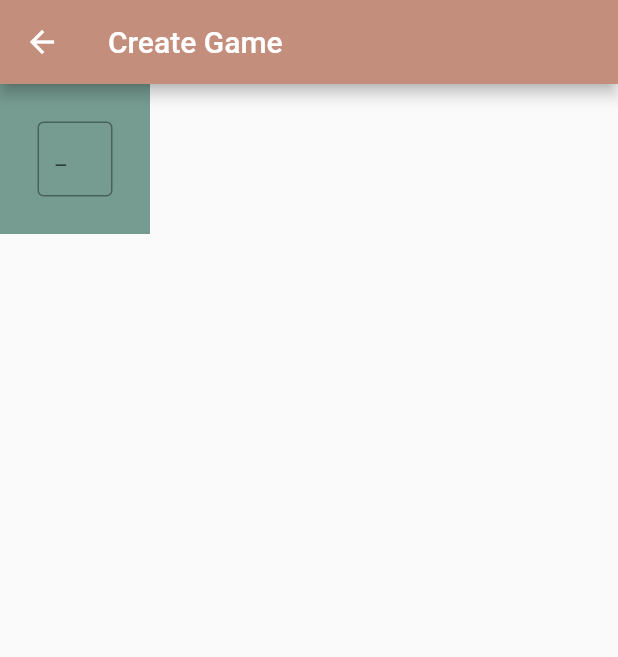
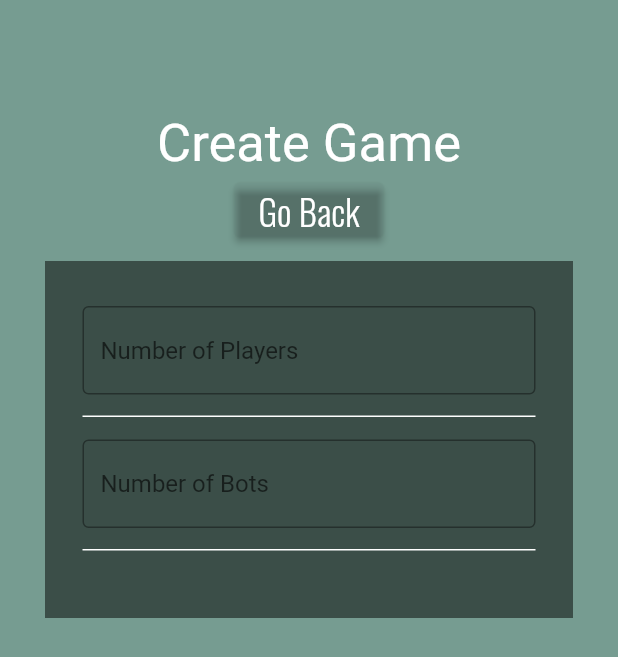
Before and after one commit to cjcompton/Portland-Yard, a Flutter app: the CreateGamePage screen opened directly, on a phone screen of 412 x 824 dp. Shown: the top 657 px of the screen. Run offline on Flutter 3.47's test engine with Material 2 defaults, Android fonts, the phone set to English and light mode, and no system bars; Roboto replaces fonts that are missing (Oswald-SemiBold).

Commit message:
added Create Game features

```diff
--- a/lib/main.dart
+++ b/lib/main.dart
@@ -1,4 +1,5 @@
 import 'package:flutter/material.dart';
+//import 'package:dropdown_textfield/dropdown_textfield.dart';
 //import 'package:numberpicker/numberpicker.dart';
 
 void main() {
@@ -129,32 +130,66 @@ class CreateGamePage extends StatelessWidget {
 
   @override
   Widget build(BuildContext context) {
+    final ButtonStyle style = ElevatedButton.styleFrom(
+        backgroundColor: Colors.transparent,
+        textStyle: const TextStyle(
+            fontFamily: 'Oswald', fontSize: 24.0, color: Colors.white));
+
+    //var _yesNoOptions = ["yes", "no"];
+    //var _currentSelectedValue = 'Randomly Assigned Mr. X?';
+
     return Scaffold(
-        appBar: AppBar(
-          backgroundColor: Color.fromRGBO(196, 142, 125, 100),
-          title: const Text("Create Game"),
-        ),
         body: Container(
+            width: MediaQuery.of(context).size.width,
+            height: MediaQuery.of(context).size.height,
+            padding: const EdgeInsets.symmetric(vertical: 75, horizontal: 30),
             decoration:
                 const BoxDecoration(color: Color.fromRGBO(118, 156, 145, 100)),
-            padding: const EdgeInsets.all(25),
-            child: const SizedBox(
-              width: 50,
-              height: 50,
-              child: TextField(
-                decoration: InputDecoration(
-                  border: OutlineInputBorder(),
-                  hintText: '_',
-                ),
-
-                /*ElevatedButton(
-          onPressed: () {
-            Navigator.pop(context);
-          },
-          child: const Text("go back"),
-        ),*/
-              ),
-            )));
+            child: Column(children: <Widget>[
+              const Text('Create Game',
+                  textAlign: TextAlign.center,
+                  style: TextStyle(
+                      fontFamily: "Oswald-SemiBold",
+                      fontSize: 35,
+                      color: Colors.white)),
+              ElevatedButton(
+                  style: style,
+                  onPressed: () {
+                    Navigator.pop(context);
+                  },
+                  child: const Text('Go Back')),
+              Container(
+                  alignment: Alignment.center,
+                  padding: const EdgeInsets.symmetric(
+                      vertical: 5.0, horizontal: 50.0)),
+              Container(
+                color: Colors.black.withOpacity(0.5),
+                padding:
+                    const EdgeInsets.symmetric(vertical: 30, horizontal: 25),
+                child: Column(children: const <Widget>[
+                  /*SizedBox(
+                      height: 50,
+                      width: 50,
+                      child: */
+                  TextField(
+                      decoration: InputDecoration(
+                    border: OutlineInputBorder(),
+                    hintText: 'Number of Players',
+                  )) /*)*/,
+                  SizedBox(height: 15),
+                  Divider(height: 0, thickness: 1, color: Colors.white),
+                  SizedBox(height: 15),
+                  TextField(
+                      decoration: InputDecoration(
+                    border: OutlineInputBorder(),
+                    hintText: 'Number of Bots',
+                  )),
+                  SizedBox(height: 15),
+                  Divider(height: 0, thickness: 1, color: Colors.white),
+                  SizedBox(height: 15),
+                ]),
+              )
+            ])));
   }
 }
 
--- a/pubspec.yaml
+++ b/pubspec.yaml
@@ -37,6 +37,7 @@ dependencies:
   # Use with the CupertinoIcons class for iOS style icons.
   cupertino_icons: ^1.0.2
   numberpicker: ^2.1.1
+  dropdown_textfield: ^1.0.6
 
 dev_dependencies:
   flutter_test:
```
Also changed, not shown: pubspec.lock.
